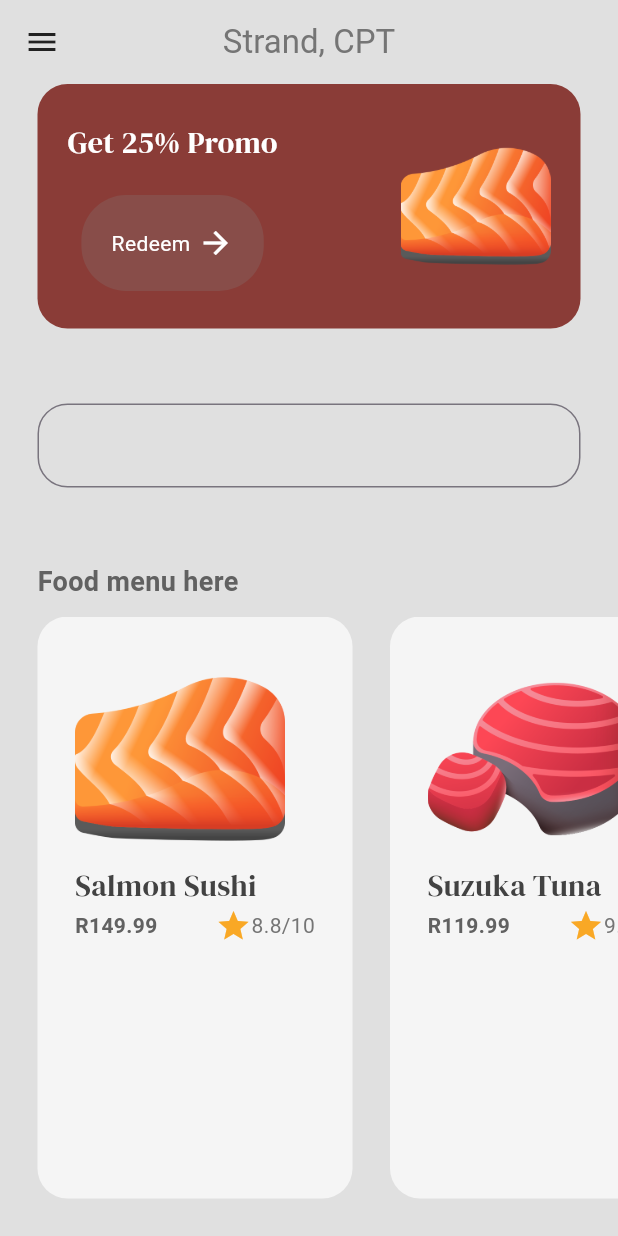
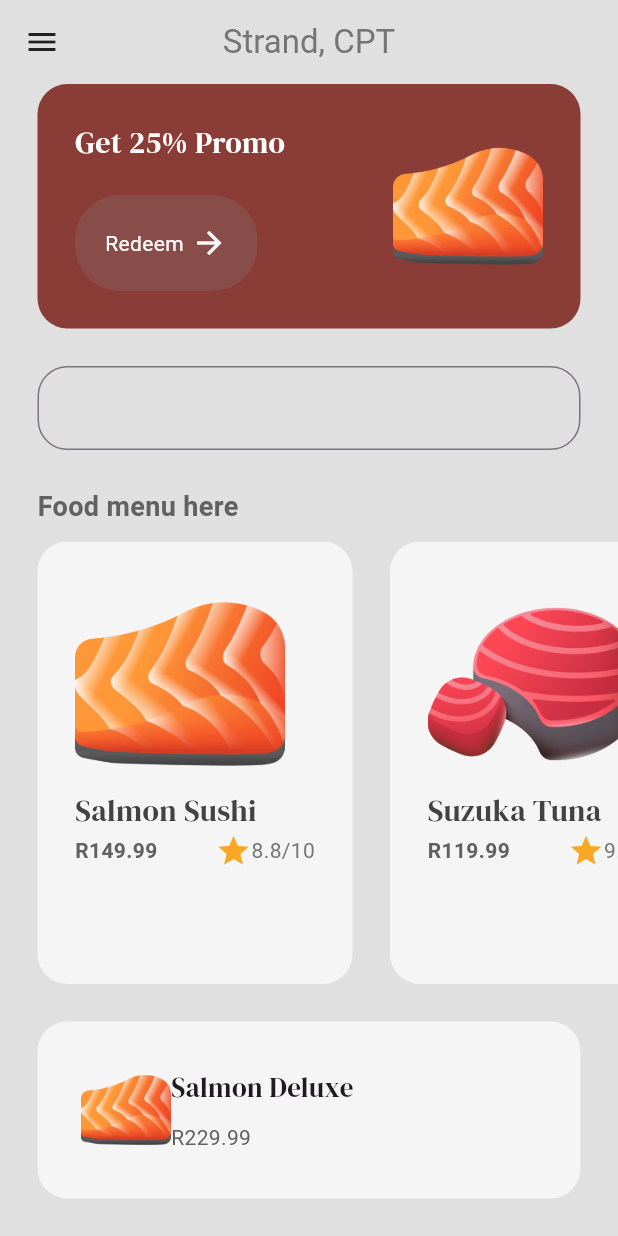
Before and after one commit to aLearningLad/yukis, a Flutter app: the screen it shows after launch, after a tap on "Get Started", on a phone screen of 412 x 824 dp. Run offline on Flutter 3.47's test engine with Material 3 defaults, Android fonts, the light colour scheme and no system bars; our stand-ins replace google_fonts.

Commit message:
menu page additions

```diff
--- a/lib/pages/intro_page.dart
+++ b/lib/pages/intro_page.dart
@@ -8,7 +8,7 @@ class IntroPage extends StatelessWidget {
   @override
   Widget build(BuildContext context) {
     return Scaffold(
-      backgroundColor: Color.fromARGB(255, 138, 60, 55),
+      backgroundColor: const Color.fromARGB(255, 138, 60, 55),
       body: Padding(
         padding: const EdgeInsets.all(25.0),
         child: Column(
--- a/lib/pages/menu_page.dart
+++ b/lib/pages/menu_page.dart
@@ -36,6 +36,7 @@ class _MenuPageState extends State<MenuPage> {
       backgroundColor: Colors.grey[300],
       appBar: AppBar(
         backgroundColor: Colors.transparent,
+        elevation: 0,
         leading: Icon(
           Icons.menu,
           color: Colors.grey[900],
@@ -53,12 +54,13 @@ class _MenuPageState extends State<MenuPage> {
           Container(
             decoration: BoxDecoration(
                 color: primaryColor, borderRadius: BorderRadius.circular(20)),
-            padding: const EdgeInsets.symmetric(vertical: 25, horizontal: 20),
+            padding: const EdgeInsets.symmetric(horizontal: 25, vertical: 25),
             margin: const EdgeInsets.symmetric(horizontal: 25),
             child: Row(
               mainAxisAlignment: MainAxisAlignment.spaceBetween,
               children: [
                 Column(
+                  crossAxisAlignment: CrossAxisAlignment.start,
                   children: [
                     // promo message
                     Text(
@@ -91,7 +93,7 @@ class _MenuPageState extends State<MenuPage> {
 
 // search bar
           Padding(
-            padding: const EdgeInsets.all(25.0),
+            padding: const EdgeInsets.symmetric(horizontal: 25.0),
             child: TextField(
               decoration: InputDecoration(
                 border: OutlineInputBorder(
@@ -138,11 +140,39 @@ class _MenuPageState extends State<MenuPage> {
 
           //  popular food
           Container(
+            decoration: BoxDecoration(
+              color: Colors.grey[100],
+              borderRadius: BorderRadius.circular(20),
+            ),
+            margin: const EdgeInsets.only(left: 25, right: 25, bottom: 25),
+            padding: const EdgeInsets.all(29),
             child: Row(
               children: [
 // image
+                Image.asset(
+                  "lib/images/salmon.png",
+                  height: 60,
+                ),
 
 // name & price
+                Column(
+                  crossAxisAlignment: CrossAxisAlignment.start,
+                  children: [
+// name
+                    Text(
+                      "Salmon Deluxe",
+                      style: GoogleFonts.dmSerifDisplay(fontSize: 18),
+                    ),
+
+                    const SizedBox(height: 10),
+
+// price
+                    Text(
+                      "R229.99",
+                      style: TextStyle(color: Colors.grey[700]),
+                    )
+                  ],
+                )
               ],
             ),
           )
```
